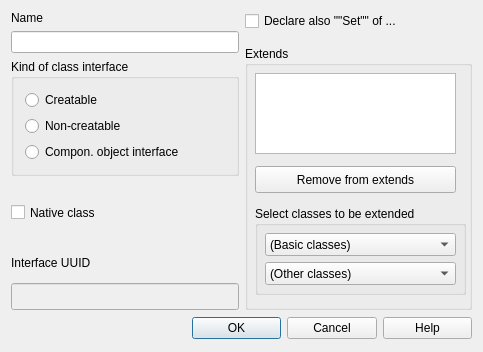
Qt form lavape/src/LavaPE_UI/idd_interfacebox.ui (berkus/lavape) before a commit.
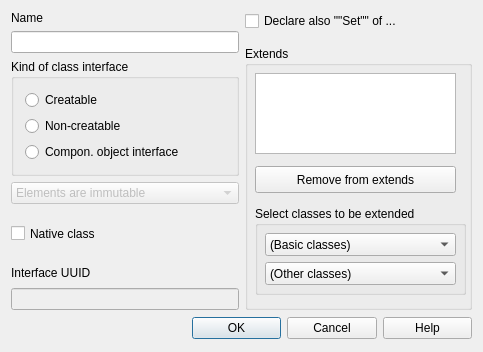
The same form after that commit.

Patch:
```diff
--- a/lavape/src/LavaPE_UI/idd_interfacebox.ui
+++ b/lavape/src/LavaPE_UI/idd_interfacebox.ui
@@ -130,6 +130,23 @@
          </layout>
         </widget>
        </item>
+       <item>
+        <widget class="QComboBox" name="ElemCat" >
+         <property name="enabled" >
+          <bool>false</bool>
+         </property>
+         <item>
+          <property name="text" >
+           <string>Elements are immutable</string>
+          </property>
+         </item>
+         <item>
+          <property name="text" >
+           <string>Elements are variable</string>
+          </property>
+         </item>
+        </widget>
+       </item>
        <item>
         <widget class="QCheckBox" name="Native" >
          <property name="sizePolicy" >
```
Left out of the diff: 2 changed lines with no effect on the pictures.
